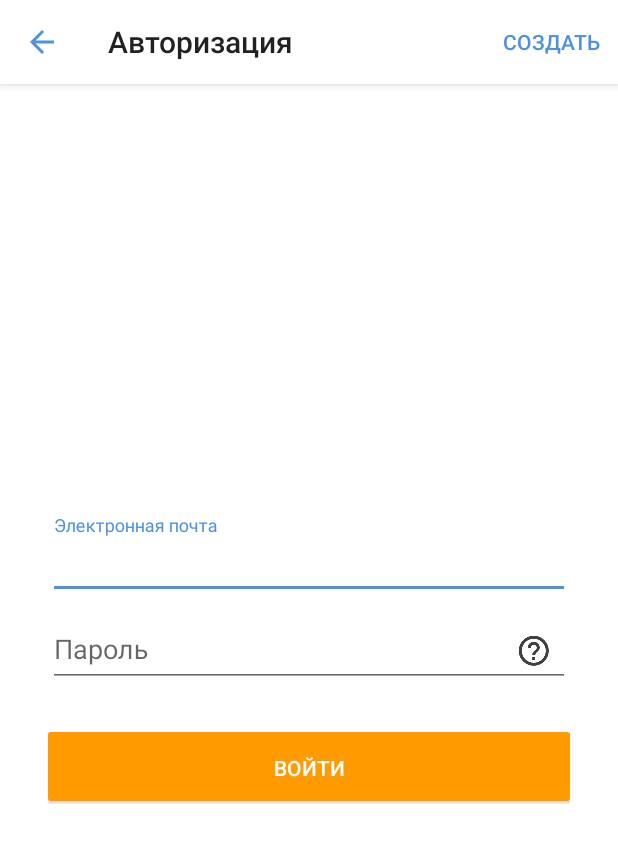
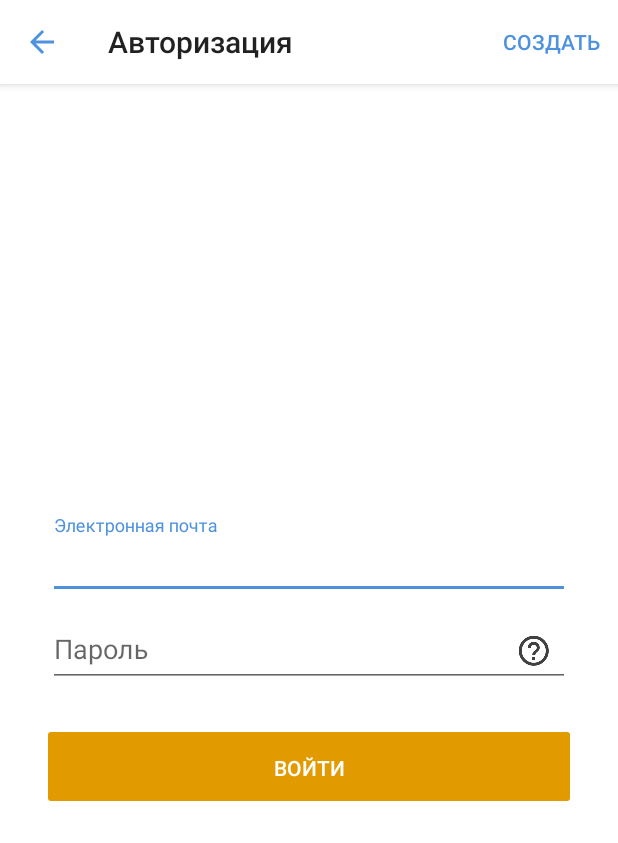
Before and after one commit to Uselesslav/HeadsAndHandsTest, an Android app: the screen it shows after launch (AuthorizationActivity), on a phone screen of 412 x 824 dp. Shown: the top 843 px of the screen. Run offline under Robolectric (Android 15) with nearby library versions, the phone set to English and light mode, and no system bars.

Commit message:
Кнопка активируется при не пустых полях ввода

```diff
--- a/app/src/main/java/com/example/headsandhandstest/ui/AuthorizationPresenter.kt
+++ b/app/src/main/java/com/example/headsandhandstest/ui/AuthorizationPresenter.kt
@@ -9,4 +9,7 @@ abstract class AuthorizationPresenter : MvpPresenter<AuthorizationView>() {
 
     abstract fun onPause()
     abstract fun onResume()
+
+    abstract fun changedEnteredEmail(email: String, password: String)
+    abstract fun changedEnteredPassword(email: String, password: String)
 }
--- a/app/src/main/java/com/example/headsandhandstest/ui/AuthorizationView.kt
+++ b/app/src/main/java/com/example/headsandhandstest/ui/AuthorizationView.kt
@@ -15,9 +15,14 @@ interface AuthorizationView : MvpView {
     fun showKeyboardOnPassword()
     fun closeKeyboard()
 
-    fun clearValidationMessages()
+    fun clearEmailValidationMessage()
+    fun clearPasswordValidationMessage()
+
+    fun setSignInButtonEnabled()
+    fun setSignInButtonDisabled()
 
     fun showCreateMessage()
 
+    // TODO: Move to Navigator
     fun close()
 }
--- a/app/src/main/res/drawable/button_background.xml
+++ b/app/src/main/res/drawable/button_background.xml
@@ -1,5 +1,7 @@
 <?xml version="1.0" encoding="utf-8"?>
-<layer-list xmlns:android="http://schemas.android.com/apk/res/android">
+<selector xmlns:android="http://schemas.android.com/apk/res/android">
+    <item android:state_enabled="true">
+        <layer-list>
             <item android:bottom="2dp">
                 <shape android:shape="rectangle">
                     <corners android:radius="2dp" />
@@ -7,3 +9,15 @@
                 </shape>
             </item>
         </layer-list>
+    </item>
+    <item android:state_enabled="false">
+        <layer-list>
+            <item android:bottom="2dp">
+                <shape android:shape="rectangle">
+                    <corners android:radius="2dp" />
+                    <solid android:color="@color/dark_tangerine" />
+                </shape>
+            </item>
+        </layer-list>
+    </item>
+</selector>
--- a/app/src/main/res/layout/activity_authorization.xml
+++ b/app/src/main/res/layout/activity_authorization.xml
@@ -55,6 +55,7 @@
             android:layout_width="match_parent"
             android:layout_height="wrap_content"
             android:layout_marginTop="30dp"
+            android:enabled="false"
             android:text="@string/sign_in" />
     </LinearLayout>
 </RelativeLayout>
--- a/app/src/main/res/values/colors.xml
+++ b/app/src/main/res/values/colors.xml
@@ -8,4 +8,5 @@
     <color name="dark_sky_blue">#4e92df</color>
     <color name="brownish_grey">#6e6e6e</color>
     <color name="tangerine">#ff9b00</color>
+    <color name="dark_tangerine">#e19b00</color>
 </resources>
```
Also changed, not shown: app/src/main/java/com/example/headsandhandstest/ui/AuthorizationActivity.kt (+29 -2 lines), app/src/main/java/com/example/headsandhandstest/ui/AuthorizationPresenterImplementation.kt (+18 -1 lines). Lines whose indentation alone changed are shown as unchanged.
